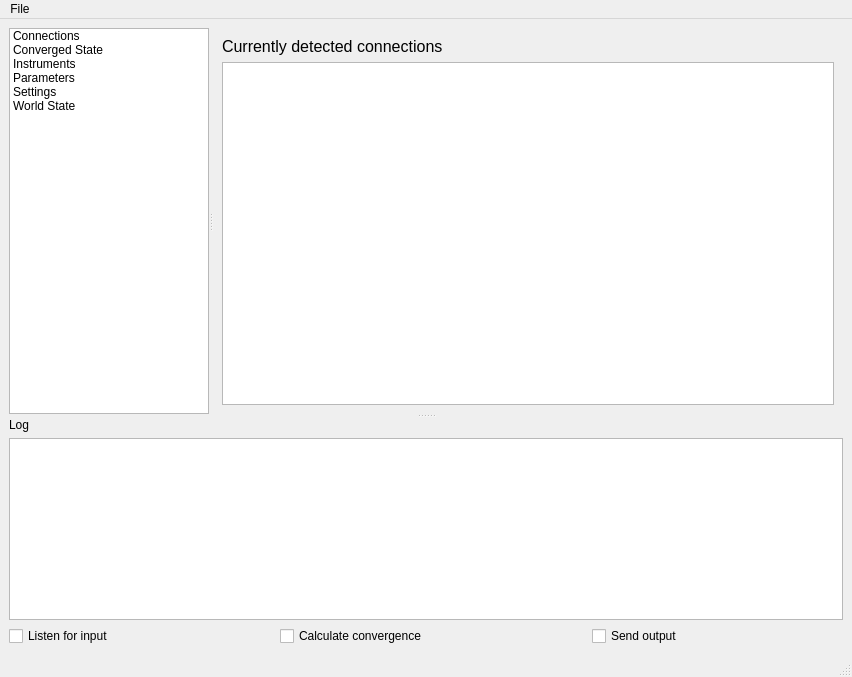
The window that Stabilizer/UX/MainWindow.ui (timmb/Ensemble) describes before a commit, drawn with Qt 5.
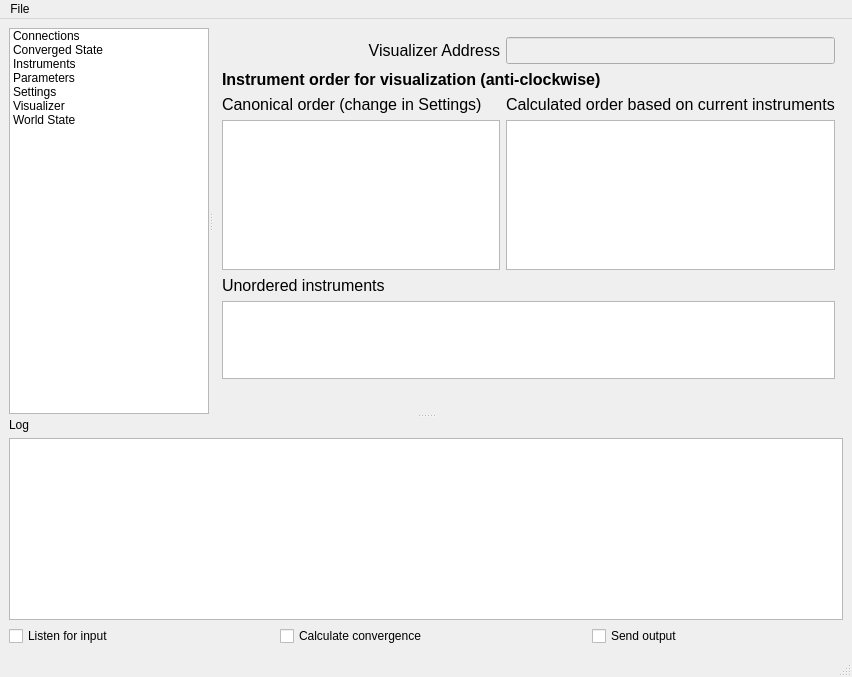
The same window after the commit.

Commit message: Added interface elements to set order for visualization

```diff
--- a/Stabilizer/UX/MainWindow.ui
+++ b/Stabilizer/UX/MainWindow.ui
@@ -77,6 +77,11 @@
           <string>Settings</string>
          </property>
         </item>
+        <item>
+         <property name="text">
+          <string>Visualizer</string>
+         </property>
+        </item>
         <item>
          <property name="text">
           <string>World State</string>
@@ -102,7 +107,7 @@
          </font>
         </property>
         <property name="currentIndex">
-         <number>0</number>
+         <number>5</number>
         </property>
         <widget class="QWidget" name="connectionsPage">
          <layout class="QVBoxLayout" name="verticalLayout_4">
@@ -344,6 +349,144 @@
           </item>
          </layout>
         </widget>
+        <widget class="QWidget" name="visualizerPage">
+         <widget class="QScrollArea" name="visualizerPageScrollArea">
+          <property name="geometry">
+           <rect>
+            <x>0</x>
+            <y>0</y>
+            <width>631</width>
+            <height>360</height>
+           </rect>
+          </property>
+          <property name="frameShape">
+           <enum>QFrame::NoFrame</enum>
+          </property>
+          <property name="widgetResizable">
+           <bool>true</bool>
+          </property>
+          <widget class="QWidget" name="scrollAreaWidgetContents">
+           <property name="geometry">
+            <rect>
+             <x>0</x>
+             <y>0</y>
+             <width>616</width>
+             <height>370</height>
+            </rect>
+           </property>
+           <property name="sizePolicy">
+            <sizepolicy hsizetype="Expanding" vsizetype="Expanding">
+             <horstretch>0</horstretch>
+             <verstretch>0</verstretch>
+            </sizepolicy>
+           </property>
+           <layout class="QGridLayout" name="gridLayout">
+            <item row="0" column="0">
+             <widget class="QLabel" name="visualizerAddressLabel">
+              <property name="text">
+               <string>Visualizer Address</string>
+              </property>
+              <property name="alignment">
+               <set>Qt::AlignRight|Qt::AlignTrailing|Qt::AlignVCenter</set>
+              </property>
+             </widget>
+            </item>
+            <item row="0" column="1">
+             <widget class="QLineEdit" name="visualizerAddress">
+              <property name="enabled">
+               <bool>false</bool>
+              </property>
+              <property name="readOnly">
+               <bool>true</bool>
+              </property>
+             </widget>
+            </item>
+            <item row="1" column="0" colspan="2">
+             <widget class="QLabel" name="visualizerOverviewLabel">
+              <property name="font">
+               <font>
+                <weight>75</weight>
+                <bold>true</bold>
+               </font>
+              </property>
+              <property name="text">
+               <string>Instrument order for visualization (anti-clockwise)</string>
+              </property>
+             </widget>
+            </item>
+            <item row="2" column="0">
+             <layout class="QVBoxLayout" name="verticalLayout_9">
+              <item>
+               <widget class="QLabel" name="visualizerCanonicalOrderLabel">
+                <property name="text">
+                 <string>Canonical order (change in Settings)</string>
+                </property>
+               </widget>
+              </item>
+              <item>
+               <widget class="QListView" name="visualizerCanonicalOrder">
+                <property name="minimumSize">
+                 <size>
+                  <width>150</width>
+                  <height>150</height>
+                 </size>
+                </property>
+                <property name="focusPolicy">
+                 <enum>Qt::NoFocus</enum>
+                </property>
+               </widget>
+              </item>
+             </layout>
+            </item>
+            <item row="2" column="1">
+             <layout class="QVBoxLayout" name="verticalLayout_8">
+              <item>
+               <widget class="QLabel" name="visualizerCalculatedOrderLabel">
+                <property name="text">
+                 <string>Calculated order based on current instruments</string>
+                </property>
+               </widget>
+              </item>
+              <item>
+               <widget class="QListView" name="visualizerCalculatedOrder">
+                <property name="minimumSize">
+                 <size>
+                  <width>150</width>
+                  <height>0</height>
+                 </size>
+                </property>
+                <property name="focusPolicy">
+                 <enum>Qt::ClickFocus</enum>
+                </property>
+                <property name="movement">
+                 <enum>QListView::Static</enum>
+                </property>
+               </widget>
+              </item>
+             </layout>
+            </item>
+            <item row="3" column="0" colspan="2">
+             <layout class="QVBoxLayout" name="verticalLayout_5">
+              <item>
+               <widget class="QLabel" name="visualizerUnorderedInstrumentsLabel">
+                <property name="text">
+                 <string>Unordered instruments</string>
+                </property>
+               </widget>
+              </item>
+              <item>
+               <widget class="QListView" name="visualizerUnorderedInstruments">
+                <property name="focusPolicy">
+                 <enum>Qt::NoFocus</enum>
+                </property>
+               </widget>
+              </item>
+             </layout>
+            </item>
+           </layout>
+          </widget>
+         </widget>
+        </widget>
         <widget class="QWidget" name="worldStatePage">
          <layout class="QVBoxLayout" name="verticalLayout_6">
           <item>
```
Left out of the diff: 2 changed lines with no effect on the pictures. The commit also changes 5 other files.
